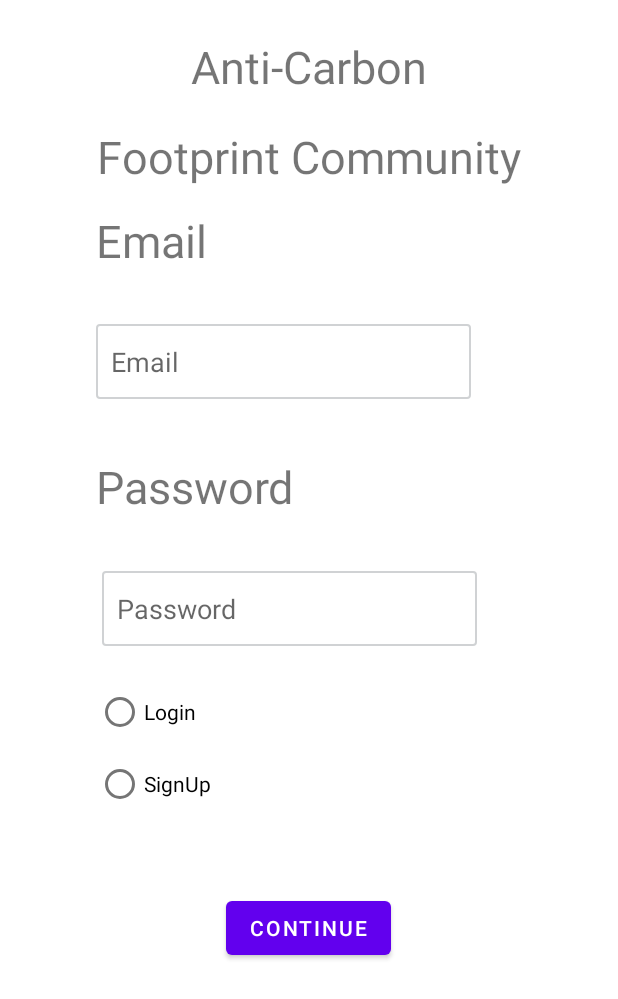
After one commit to tarunraghav226/fidelity-hackathon-app, an Android app: the layout authentication_fragment.xml on its own in the app's theme, with its tools: preview values and no code run, on a phone screen of 412 x 824 dp. The commit adds this screen. Shown: the top 999 px of the screen. Run offline under Robolectric (Android 15) with nearby library versions, the light colour scheme and no system bars.

Commit message:
Added resources

```diff
--- /dev/null
+++ b/app/src/main/res/drawable/input_border.xml
@@ -0,0 +1,9 @@
+<?xml version="1.0" encoding="utf-8"?>
+
+<shape  xmlns:android="http://schemas.android.com/apk/res/android" android:shape="rectangle">
+    <solid android:color="@color/transparent"/>
+    <stroke
+        android:color="@color/gc_0400"
+        android:width="1dp" />
+    <corners android:radius="2dp"/>
+</shape>
--- /dev/null
+++ b/app/src/main/res/layout/authentication_fragment.xml
@@ -0,0 +1,126 @@
+<?xml version="1.0" encoding="utf-8"?>
+<androidx.constraintlayout.widget.ConstraintLayout xmlns:android="http://schemas.android.com/apk/res/android"
+    xmlns:app="http://schemas.android.com/apk/res-auto"
+    xmlns:tools="http://schemas.android.com/tools"
+    android:layout_width="match_parent"
+    android:layout_height="match_parent">
+
+    <TextView
+        android:id="@+id/textView3"
+        android:layout_width="wrap_content"
+        android:layout_height="wrap_content"
+        android:layout_marginTop="24dp"
+        android:text="@string/anti_carbon"
+        android:textSize="30sp"
+        app:layout_constraintEnd_toEndOf="parent"
+        app:layout_constraintStart_toStartOf="parent"
+        app:layout_constraintTop_toTopOf="parent" />
+
+    <TextView
+        android:id="@+id/textView2"
+        android:layout_width="wrap_content"
+        android:layout_height="wrap_content"
+        android:text="@string/footprint_community"
+        android:textSize="30sp"
+        app:layout_constraintBottom_toTopOf="@+id/email_text_view"
+        app:layout_constraintEnd_toEndOf="parent"
+        app:layout_constraintStart_toStartOf="parent"
+        app:layout_constraintTop_toBottomOf="@+id/textView3"
+        app:layout_constraintVertical_bias="0.555" />
+
+    <TextView
+        android:id="@+id/email_text_view"
+        android:layout_width="wrap_content"
+        android:layout_height="wrap_content"
+        android:layout_marginStart="64dp"
+        android:layout_marginTop="140dp"
+        android:text="@string/email"
+        android:textSize="30sp"
+        app:layout_constraintStart_toStartOf="parent"
+        app:layout_constraintTop_toTopOf="parent" />
+
+    <EditText
+        android:id="@+id/email"
+        android:layout_width="250dp"
+        android:layout_height="50dp"
+        android:layout_marginStart="64dp"
+        app:layout_constraintBottom_toBottomOf="parent"
+        app:layout_constraintStart_toStartOf="parent"
+        app:layout_constraintTop_toBottomOf="@+id/email_text_view"
+        app:layout_constraintVertical_bias="0.059"
+        android:hint="@string/email"
+        android:background="@drawable/input_border"
+        android:paddingStart="10dp"/>
+
+    <TextView
+        android:id="@+id/password_text_view"
+        android:layout_width="wrap_content"
+        android:layout_height="wrap_content"
+        android:layout_marginStart="64dp"
+        android:layout_marginTop="88dp"
+        android:text="@string/password"
+        android:textSize="30sp"
+        app:layout_constraintStart_toStartOf="parent"
+        app:layout_constraintTop_toTopOf="@id/email" />
+
+    <EditText
+        android:id="@+id/password"
+        android:layout_width="250dp"
+        android:layout_height="50dp"
+        android:layout_marginStart="68dp"
+        android:layout_marginTop="36dp"
+        android:inputType="textPassword"
+        app:layout_constraintStart_toStartOf="parent"
+        app:layout_constraintTop_toBottomOf="@+id/password_text_view"
+        android:hint="@string/password"
+        android:background="@drawable/input_border"
+        android:paddingStart="10dp"/>
+
+    <RadioGroup
+        android:id="@+id/radioGroup"
+        android:layout_width="wrap_content"
+        android:layout_height="wrap_content"
+        android:layout_marginStart="64dp"
+        app:layout_constraintStart_toStartOf="parent"
+        app:layout_constraintTop_toBottomOf="@+id/password"
+        android:layout_marginTop="20dp">
+
+        <RadioButton
+            android:id="@+id/login_button"
+            android:layout_width="wrap_content"
+            android:layout_height="wrap_content"
+            android:text="@string/login" />
+
+        <RadioButton
+            android:id="@+id/sign_up_button"
+            android:layout_width="wrap_content"
+            android:layout_height="wrap_content"
+            android:text="@string/signup" />
+    </RadioGroup>
+
+    <TextView
+        android:id="@+id/error_msg"
+        android:layout_width="wrap_content"
+        android:layout_height="wrap_content"
+        android:layout_marginStart="68dp"
+        android:layout_marginTop="16dp"
+        android:text="@string/na"
+        android:textColor="#FF0000"
+        android:textSize="20sp"
+        app:layout_constraintStart_toStartOf="parent"
+        app:layout_constraintTop_toBottomOf="@+id/radioGroup"
+        android:visibility="gone"/>
+
+    <Button
+        android:id="@+id/continue_button"
+        android:layout_width="wrap_content"
+        android:layout_height="wrap_content"
+        android:text="@string/continue_further"
+        app:layout_constraintBottom_toBottomOf="parent"
+        app:layout_constraintEnd_toEndOf="parent"
+        app:layout_constraintHorizontal_bias="0.498"
+        app:layout_constraintStart_toStartOf="parent"
+        app:layout_constraintTop_toBottomOf="@+id/error_msg"
+        app:layout_constraintVertical_bias="0.209" />
+
+</androidx.constraintlayout.widget.ConstraintLayout>
--- /dev/null
+++ b/app/src/main/res/layout/home_page_fragment.xml
@@ -0,0 +1,6 @@
+<?xml version="1.0" encoding="utf-8"?>
+<androidx.constraintlayout.widget.ConstraintLayout xmlns:android="http://schemas.android.com/apk/res/android"
+    android:layout_width="match_parent"
+    android:layout_height="match_parent">
+
+</androidx.constraintlayout.widget.ConstraintLayout>
--- a/app/src/main/res/navigation/app_navigation.xml
+++ b/app/src/main/res/navigation/app_navigation.xml
@@ -11,6 +11,34 @@
         android:label="fragment_my_home"
         tools:layout="@layout/splash_fragment">
 
+
+        <action
+            android:id="@+id/action_splashFragment_to_authenticationFragment"
+            app:destination="@id/authenticationFragment" />
+    </fragment>
+
+    <fragment
+        android:id="@+id/authenticationFragment"
+        android:name="com.example.fidelityhackathon.ui.authentication.AuthenticationFragment"
+        android:label="fragment_authentication"
+        tools:layout="@layout/authentication_fragment">
+
+        <action
+            android:id="@+id/action_authenticationFragment_to_homePageFragment"
+            app:destination="@id/homePageFragment" />
+    </fragment>
+
+    <fragment
+        android:id="@+id/homePageFragment"
+        android:name="com.example.fidelityhackathon.ui.home.HomePageFragment"
+        android:label="fragment_authentication"
+        tools:layout="@layout/home_page_fragment">
+
+            <argument
+                android:name="access_token"
+                app:argType="string"
+                app:nullable="false"/>
+
     </fragment>
 
 </navigation>
--- a/app/src/main/res/values/colors.xml
+++ b/app/src/main/res/values/colors.xml
@@ -8,4 +8,6 @@
     <color name="black">#FF000000</color>
     <color name="white">#FFFFFFFF</color>
     <color name="light_grey">#B6B6B6</color>
+    <color name="transparent">@android:color/transparent</color>
+    <color name="gc_0400">#D0D2D4</color>
 </resources>
--- a/app/src/main/res/values/strings.xml
+++ b/app/src/main/res/values/strings.xml
@@ -3,4 +3,10 @@
     <string name="carbon_footprint">Carbon Footprint Community</string>
     <string name="footprint_community">Footprint Community</string>
     <string name="anti_carbon">Anti-Carbon</string>
+    <string name="email">Email</string>
+    <string name="password">Password</string>
+    <string name="login">Login</string>
+    <string name="signup">SignUp</string>
+    <string name="continue_further">Continue</string>
+    <string name="na">N/A</string>
 </resources>
```
